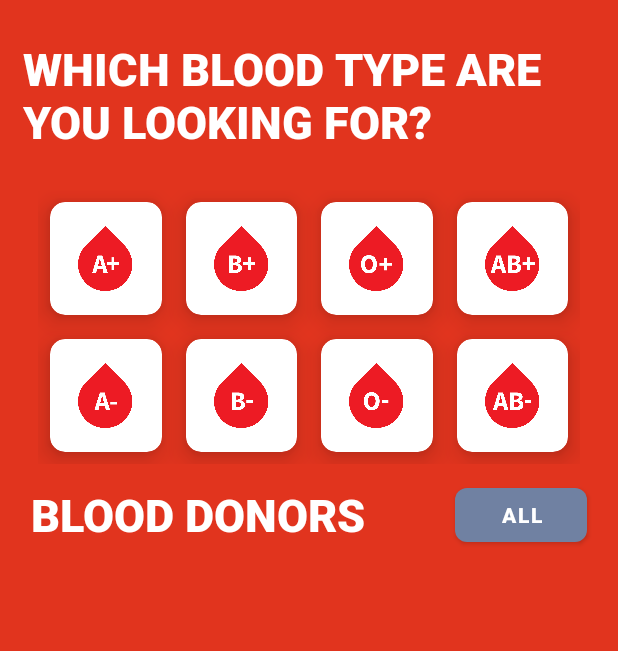
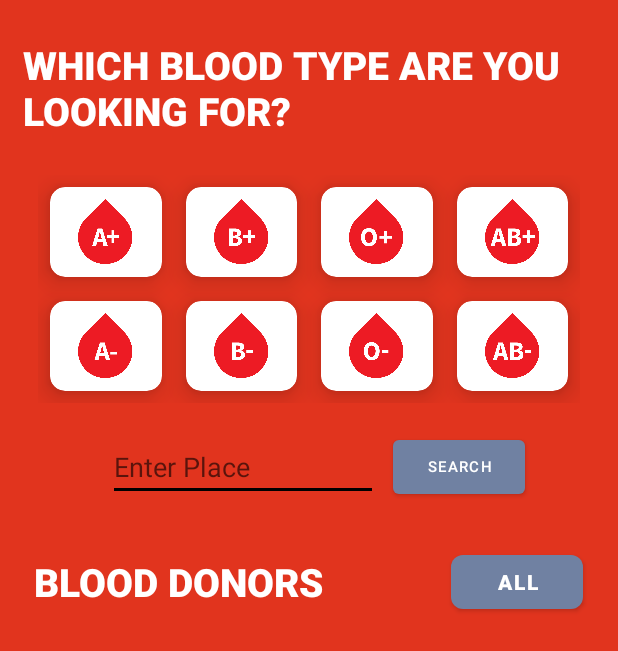
Before and after one commit to khushishetty/BloodPlasmaBankApp, an Android app: the DisplayBloodDonorsActivity screen opened directly, with no data from a screen before it, on a phone screen of 412 x 824 dp. Shown: the top 651 px of the screen. Run offline under Robolectric (Android 15) with nearby library versions, the phone set to English and light mode, and no system bars.

Commit message:
Detail activity for blood and plasma

```diff
--- a/app/src/main/res/layout/activity_display_blood_donors.xml
+++ b/app/src/main/res/layout/activity_display_blood_donors.xml
@@ -24,7 +24,7 @@
             android:fontFamily="sans-serif-medium"
             android:text="WHICH BLOOD TYPE ARE YOU LOOKING FOR?"
             android:textColor="#FFFFFF"
-            android:textSize="30sp"
+            android:textSize="26sp"
             android:textStyle="bold" />
 
         <RelativeLayout
@@ -43,7 +43,7 @@
                 <androidx.cardview.widget.CardView
                     android:id="@+id/a_positive_btn"
                     android:layout_width="wrap_content"
-                    android:layout_height="75dp"
+                    android:layout_height="60dp"
                     android:layout_row="0"
                     android:layout_rowWeight="1"
                     android:layout_column="0"
@@ -67,16 +67,13 @@
                             android:src="@drawable/a_pos" />
 
 
-
-
-
                     </LinearLayout>
                 </androidx.cardview.widget.CardView>
 
                 <androidx.cardview.widget.CardView
                     android:id="@+id/b_positive_btn"
                     android:layout_width="wrap_content"
-                    android:layout_height="75dp"
+                    android:layout_height="60dp"
                     android:layout_row="0"
                     android:layout_rowWeight="1"
                     android:layout_column="1"
@@ -105,7 +102,7 @@
                 <androidx.cardview.widget.CardView
                     android:id="@+id/o_positive_btn"
                     android:layout_width="wrap_content"
-                    android:layout_height="75dp"
+                    android:layout_height="60dp"
                     android:layout_row="0"
                     android:layout_rowWeight="1"
                     android:layout_column="2"
@@ -134,7 +131,7 @@
                 <androidx.cardview.widget.CardView
                     android:id="@+id/ab_positive_btn"
                     android:layout_width="wrap_content"
-                    android:layout_height="75dp"
+                    android:layout_height="60dp"
                     android:layout_row="0"
                     android:layout_rowWeight="1"
                     android:layout_column="3"
@@ -163,7 +160,7 @@
                 <androidx.cardview.widget.CardView
                     android:id="@+id/a_negative_btn"
                     android:layout_width="wrap_content"
-                    android:layout_height="75dp"
+                    android:layout_height="60dp"
                     android:layout_row="1"
                     android:layout_rowWeight="1"
                     android:layout_column="0"
@@ -192,7 +189,7 @@
                 <androidx.cardview.widget.CardView
                     android:id="@+id/b_negative_btn"
                     android:layout_width="wrap_content"
-                    android:layout_height="75dp"
+                    android:layout_height="60dp"
                     android:layout_row="1"
                     android:layout_rowWeight="1"
                     android:layout_column="1"
@@ -221,7 +218,7 @@
                 <androidx.cardview.widget.CardView
                     android:id="@+id/o_negative_btn"
                     android:layout_width="wrap_content"
-                    android:layout_height="75dp"
+                    android:layout_height="60dp"
                     android:layout_row="1"
                     android:layout_rowWeight="1"
                     android:layout_column="2"
@@ -250,7 +247,7 @@
                 <androidx.cardview.widget.CardView
                     android:id="@+id/ab_negative_btn"
                     android:layout_width="wrap_content"
-                    android:layout_height="75dp"
+                    android:layout_height="60dp"
                     android:layout_row="1"
                     android:layout_rowWeight="1"
                     android:layout_column="3"
@@ -281,6 +278,38 @@
 
         <LinearLayout
             android:layout_width="match_parent"
+            android:layout_height="wrap_content"
+            android:gravity="center"
+            android:orientation="horizontal"
+            android:padding="10dp">
+
+            <EditText
+                android:id="@+id/filterByCityBlood"
+                android:layout_width="180dp"
+                android:layout_height="wrap_content"
+                android:layout_margin="10dp"
+                android:backgroundTint="#000000"
+                android:ems="10"
+                android:hint="Enter Place"
+                android:inputType="textPersonName" />
+
+            <Button
+                android:id="@+id/filterByCityBloodBtn"
+                android:layout_width="wrap_content"
+                android:layout_height="wrap_content"
+                android:text="Search"
+                android:textSize="10sp" /><![CDATA[
+
+
+
+            />
+
+
+        ]]>
+        </LinearLayout>
+
+        <LinearLayout
+            android:layout_width="match_parent"
             android:layout_height="match_parent"
             android:gravity="center"
             android:orientation="horizontal"
@@ -290,12 +319,12 @@
                 android:id="@+id/textView"
                 android:layout_width="wrap_content"
                 android:layout_height="wrap_content"
-                android:layout_marginEnd="60dp"
+                android:layout_marginEnd="85dp"
                 android:fontFamily="sans-serif-medium"
                 android:gravity="center|left"
                 android:text="BLOOD DONORS"
                 android:textColor="#FFFFFF"
-                android:textSize="30sp"
+                android:textSize="26sp"
                 android:textStyle="bold" />
 
             <Button
--- a/app/src/main/res/layout/activity_display_plasma_donor.xml
+++ b/app/src/main/res/layout/activity_display_plasma_donor.xml
@@ -36,7 +36,7 @@
             android:layout_margin="10dp"
             android:backgroundTint="#000000"
             android:ems="10"
-            android:hint="Enter City"
+            android:hint="Enter Place"
             android:inputType="textPersonName" />
 
         <Button
```
Also changed, not shown: app/src/main/java/com/example/bloodplasmabankapp/DB/DBHelper.java (+44 -0 lines), app/src/main/java/com/example/bloodplasmabankapp/DisplayBloodDonorsActivity.java (+72 -40 lines), app/src/main/java/com/example/bloodplasmabankapp/DisplayPlasmaDonorActivity.java (+9 -6 lines).
